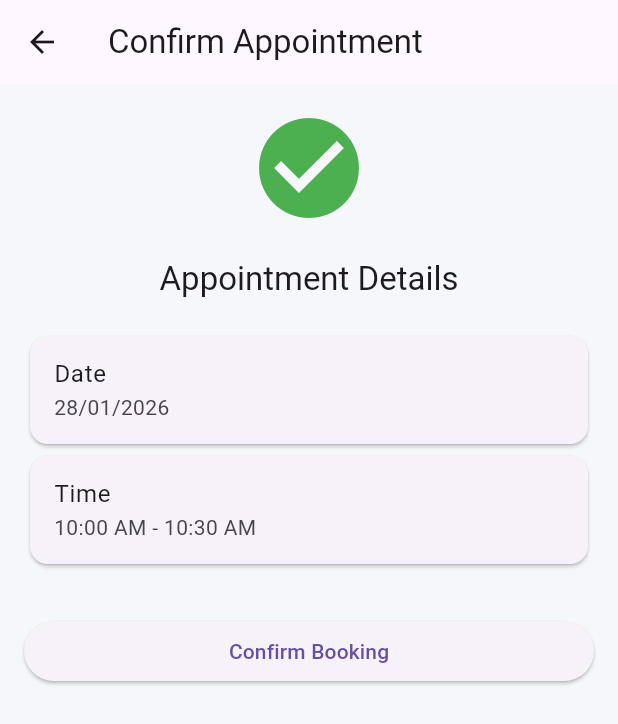
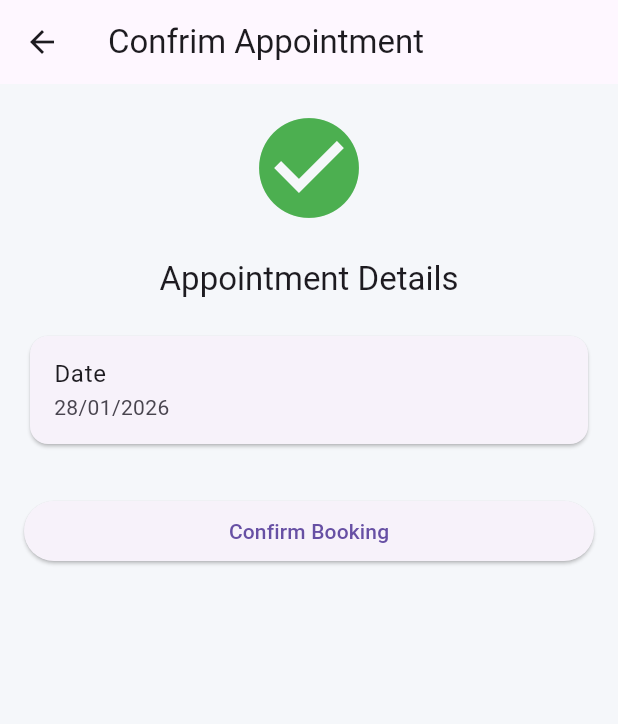
Before and after one commit to OmkarLondhe10/Online_Doctor_Appointment_System, a Flutter app: the BookSlot screen opened directly, after a tap on "Book", on a phone screen of 412 x 824 dp. Shown: the top 724 px of the screen. Run offline on Flutter 3.47's test engine with Material 3 defaults, Android fonts, the light colour scheme and no system bars.

Commit message:
slot fixes made

```diff
--- a/lib/patient/book_slot.dart
+++ b/lib/patient/book_slot.dart
@@ -27,6 +27,10 @@ class _BookSlotState extends State<BookSlot> {
       "available": true,
     },
   ];
+
+  final String selectedDoctor = "Dr. Sharma";
+  final String patientName = "Rahul";
+
 
   @override
   Widget build(BuildContext context) {
--- a/lib/patient/confirm_booking.dart
+++ b/lib/patient/confirm_booking.dart
@@ -3,27 +3,22 @@ import 'package:flutter/material.dart';
 class ConfirmBooking extends StatelessWidget {
   final String slotDate;
   final String slotTime;
-
-  const ConfirmBooking({
-    super.key,
-    required this.slotDate,
-    required this.slotTime,
-  });
+  const ConfirmBooking({super.key, required this.slotDate, required this.slotTime});
 
   @override
   Widget build(BuildContext context) {
     return Scaffold(
-      appBar: AppBar(title: const Text("Confirm Appointment")),
-      body: Padding(
-        padding: const EdgeInsets.all(16),
+      appBar: AppBar(
+        title: Text("Confrim Appointment"),
+      ),
+      body: Padding(padding: const EdgeInsets.all(16),
       child: Column(
         crossAxisAlignment: CrossAxisAlignment.stretch,
         children: [
           const Icon(Icons.check_circle, size: 80, color: Colors.green),
           const SizedBox(height: 20),
 
-            Text(
-              "Appointment Details",
+          Text('Appointment Details',
           style: Theme.of(context).textTheme.titleLarge,
           textAlign: TextAlign.center,
           ),
@@ -36,27 +31,16 @@ class ConfirmBooking extends StatelessWidget {
             subtitle: Text(slotDate),
           ),
         ),
-
-            Card(
-              child: ListTile(
-                title: const Text("Time"),
-                subtitle: Text(slotTime),
-              ),
-            ),
-
         const SizedBox(height: 30),
 
-            ElevatedButton(
-              onPressed: () {
+        ElevatedButton(onPressed: (){
           ScaffoldMessenger.of(context).showSnackBar(
             const SnackBar(
-                      content: Text("Appointment Booked Successfully")),
-                );
+              content:Text("Appointment Booked")
+            ));
+          Navigator.pop(context);
+        }, child: Text("Confirm Booking"))
 
-                Navigator.pop(context);
-              },
-              child: const Text("Confirm Booking"),
-            ),
         ],
       ),
       ),
--- a/lib/utilis/dummy_data.dart
+++ b/lib/utilis/dummy_data.dart
@@ -1,3 +1,5 @@
 class DummyData {
   static List<Map<String, String>> myAppointments = [];
+  static List<Map<String, String>> doctorAppointments = [];
+  // static List<Map<String, String>> patientAppointments = [];
 }
```
Also changed, not shown: lib/doctor/doctor_appiontments.dart (+13 -24 lines). Lines whose indentation alone changed are shown as unchanged.
